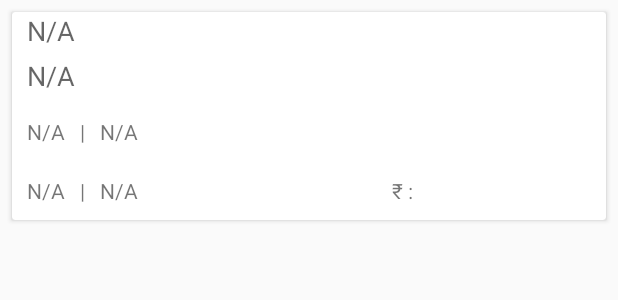
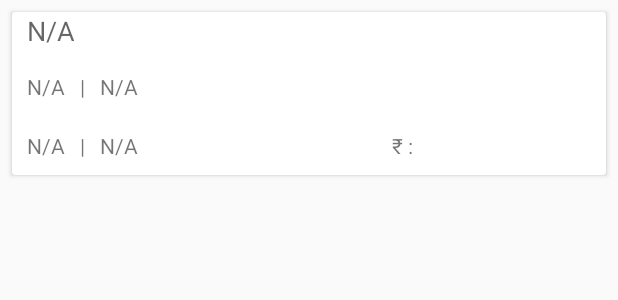
Before and after one commit to globallogic-training/travel_buddy, an Android app: the layout flight_item.xml on its own in the app's theme, with its tools: preview values and no code run, on a phone screen of 412 x 824 dp. Shown: the top 300 px of the screen. Run offline under Robolectric (Android 15) with nearby library versions, the phone set to English and light mode, and no system bars.

Commit message:
changes in card

```diff
--- a/app/src/main/java/com/challenge/travel_buddy/flight/view/adapter/FlightListAdapter.java
+++ b/app/src/main/java/com/challenge/travel_buddy/flight/view/adapter/FlightListAdapter.java
@@ -36,6 +36,7 @@ public class FlightListAdapter extends RecyclerView.Adapter<FlightItemVH> {
     @Override
     public void onBindViewHolder(@NonNull FlightItemVH holder, int position) {
         Map<String, Object> model = flightList.get(position);
+        if(model != null){
             holder.depFrom.setText((String) model.get("cityFrom"));
             holder.arrTo.setText((String) model.get("cityTo"));
             holder.flightCost.setText(""+ ( (int) model.get("price")));
@@ -43,6 +44,7 @@ public class FlightListAdapter extends RecyclerView.Adapter<FlightItemVH> {
             holder.duration.setText("Dur: "+(String) model.get("fly_duration"));
             holder.depTime.setText(Utils.epochToString( ""+model.get("aTime")));
             holder.arrTime.setText(Utils.epochToString(""+model.get("dTime")));
+        }
     }
 
     @Override
@@ -59,6 +61,10 @@ public class FlightListAdapter extends RecyclerView.Adapter<FlightItemVH> {
                 return "Air India";
             case "6E":
                 return "Indigo";
+            case "SG":
+                return "Singapore Airlines";
+            case "I5":
+                return "Air Asia";
                 default:
                     return "Undefined";
         }
--- a/app/src/main/res/layout/flight_item.xml
+++ b/app/src/main/res/layout/flight_item.xml
@@ -35,27 +35,13 @@
             android:textStyle="bold"
             />
 
-        <TextView
-            android:id="@+id/busType"
-            android:layout_width="wrap_content"
-            android:layout_height="30dp"
-            android:layout_below="@+id/airlinesName"
-            android:layout_marginEnd="10dp"
-            android:paddingBottom="5dp"
-            android:layout_marginStart="10dp"
-            android:ellipsize="end"
-            android:maxLines="1"
-            android:text="N/A"
-            android:textAppearance="@style/Base.TextAppearance.AppCompat.Medium"
-            />
-
 
         <LinearLayout
             android:layout_width="match_parent"
             android:layout_height="wrap_content"
             android:orientation="horizontal"
             android:paddingVertical="10dp"
-            android:layout_below="@+id/busType"
+            android:layout_below="@+id/airlinesName"
             android:id="@+id/time_divider">
 
 
```
Lines whose indentation alone changed are shown as unchanged.
